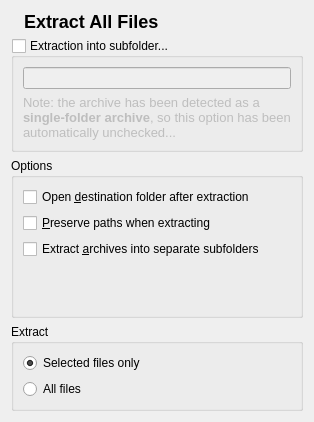
Above: kerfuffle/extractiondialog.ui from KDE/ark before the change. Below: the same form after it.
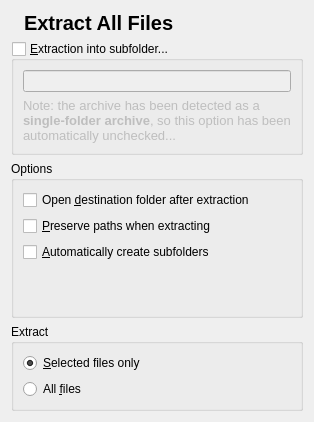
That is the form after the change. Icons and pictures are not drawn. Custom widgets are drawn as their Qt base class.

Commit message: Renamed  widgets in extractiondialog Added new commandlinearguments and shorter aliases Moved singlefolder archive detection info kerfuffle and made the caching more effective (for all libraries). Made the dialog for the batch interface update with the new cached archive info

```diff
--- a/kerfuffle/extractiondialog.ui
+++ b/kerfuffle/extractiondialog.ui
@@ -58,8 +58,15 @@
          <verstretch>0</verstretch>
         </sizepolicy>
        </property>
+       <property name="font" >
+        <font>
+         <pointsize>15</pointsize>
+         <weight>75</weight>
+         <bold>true</bold>
+        </font>
+       </property>
        <property name="text" >
-        <string>&lt;font size="+2">&lt;b>Extract All Files&lt;/b>&lt;/font></string>
+        <string>Extract All Files</string>
        </property>
       </widget>
      </item>
@@ -68,7 +75,7 @@
    <item>
     <widget class="QGroupBox" name="singleFolderGroup" >
      <property name="title" >
-      <string>Extraction into subfolder...</string>
+      <string>&amp;Extraction into subfolder...</string>
      </property>
      <property name="checkable" >
       <bool>true</bool>
@@ -161,7 +168,7 @@
       <item row="4" column="0" >
        <widget class="QCheckBox" name="separateSubfolders" >
         <property name="text" >
-         <string>Extract &amp;archives into separate subfolders</string>
+         <string>&amp;Automatically create subfolders</string>
         </property>
        </widget>
       </item>
@@ -195,7 +202,7 @@
          </sizepolicy>
         </property>
         <property name="text" >
-         <string>Selected files only</string>
+         <string>&amp;Selected files only</string>
         </property>
         <property name="checked" >
          <bool>true</bool>
@@ -211,7 +218,7 @@
          </sizepolicy>
         </property>
         <property name="text" >
-         <string>All files</string>
+         <string>All &amp;files</string>
         </property>
        </widget>
       </item>
```
Left out of the diff: 4 changed lines with no effect on the pictures. The commit also changes 11 other files.
